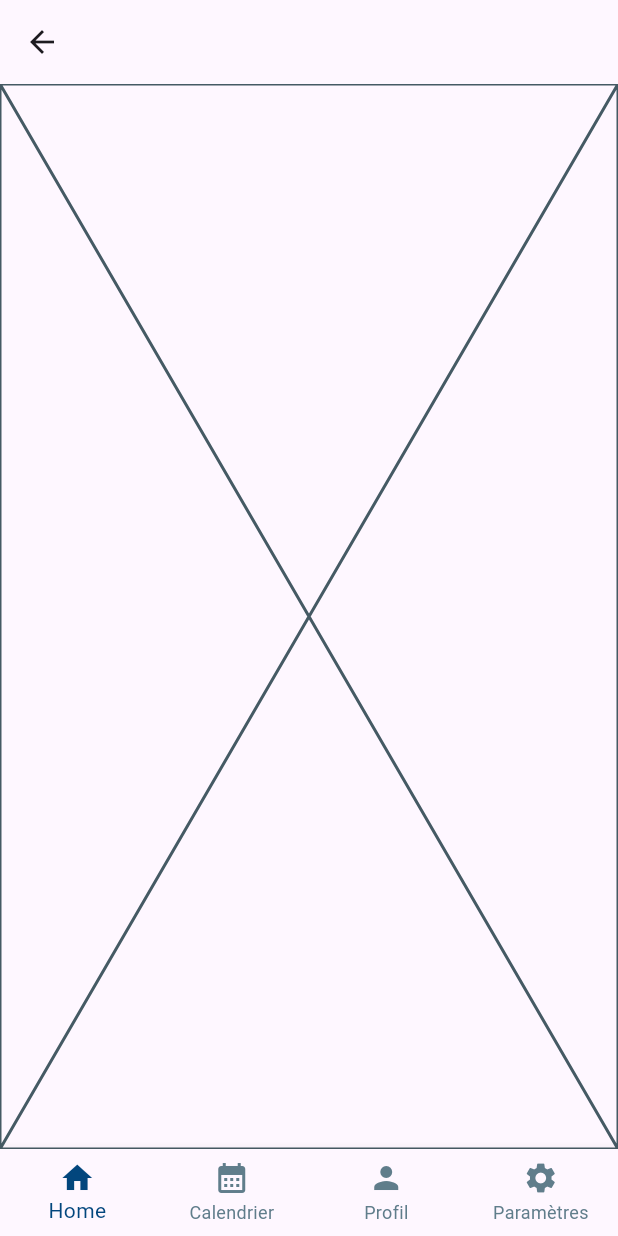
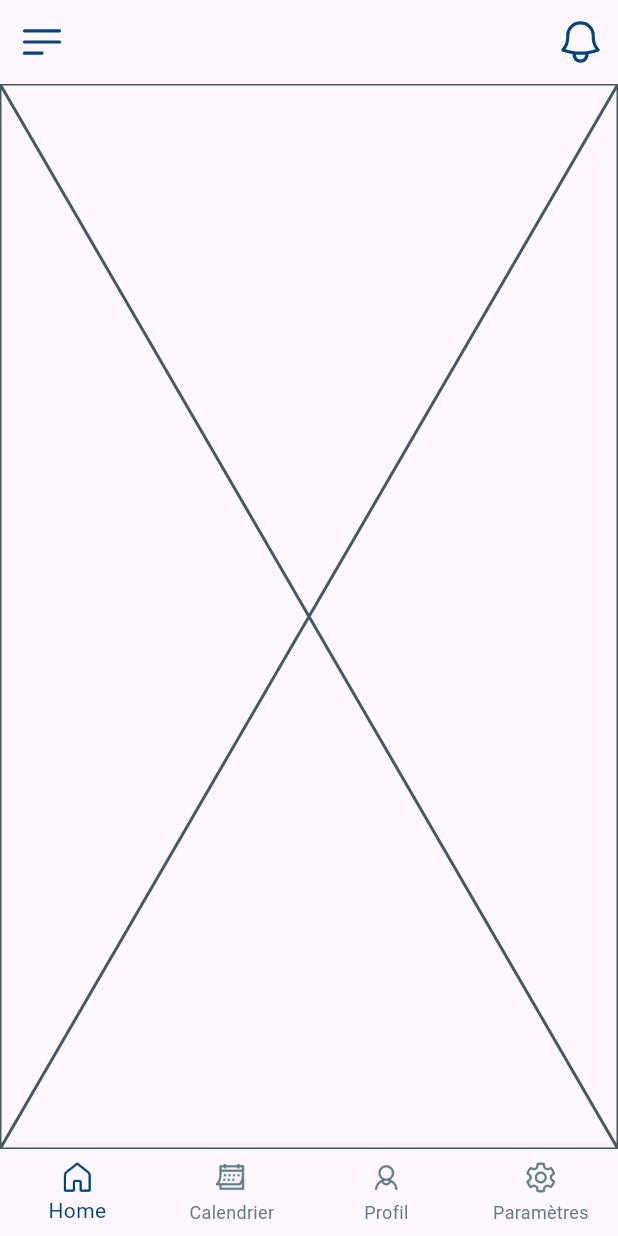
Before and after one commit to hackdave21/rsvapp, a Flutter app: the MainhomeScreen screen opened directly, on a phone screen of 412 x 824 dp. Run offline on Flutter 3.47's test engine with Material 3 defaults, Android fonts, the phone set to English and light mode, and no system bars; our stand-ins replace heroicons.

Commit message:
changement des icones en png

```diff
--- a/lib/mainhome_screen.dart
+++ b/lib/mainhome_screen.dart
@@ -3,6 +3,7 @@ import 'package:rvsapp/pages/calendar_screen.dart';
 import 'package:rvsapp/pages/home_screen.dart';
 import 'package:rvsapp/pages/profile_screen.dart';
 import 'package:rvsapp/pages/settings_screen.dart';
+import 'package:heroicons/heroicons.dart';
 
 class MainhomeScreen extends StatefulWidget {
   const MainhomeScreen({super.key});
@@ -21,7 +22,7 @@ class _MainhomeScreenState extends State<MainhomeScreen> {
     SettingsScreen()
   ];
 
-  void _onItemTapped (int index) {
+  void _onItemTapped(int index) {
     setState(() {
       _selectedIndex = index;
     });
@@ -30,29 +31,73 @@ class _MainhomeScreenState extends State<MainhomeScreen> {
   @override
   Widget build(BuildContext context) {
     return Scaffold(
-      appBar: AppBar(),
-       body: widgetOptions.elementAt(_selectedIndex),
+      appBar: AppBar(
+        leading: HeroIcon(
+          HeroIcons.bars3BottomLeft,
+          color: const Color.fromARGB(255, 2, 70, 125),
+          size: 34,
+        ),
+        actions: [
+          Padding(
+            padding: const EdgeInsets.all(8.0),
+            child: HeroIcon(
+              HeroIcons.bell,
+              color: const Color.fromARGB(255, 2, 70, 125),
+              size: 34,
+            ),
+          ),
+        ],
+      ),
+      body: widgetOptions.elementAt(_selectedIndex),
       bottomNavigationBar: BottomNavigationBar(
         showSelectedLabels: true,
         showUnselectedLabels: true,
         type: BottomNavigationBarType.fixed,
         selectedItemColor: const Color.fromARGB(255, 2, 70, 125),
         unselectedItemColor: Colors.blueGrey,
-        items: const <BottomNavigationBarItem>[
+        items: <BottomNavigationBarItem>[
           BottomNavigationBarItem(
-            icon: Icon(Icons.home),
+            icon: Image.asset(
+              'assets/home.png',
+              width: 24,
+              height: 24,
+              color: _selectedIndex == 0
+                  ? const Color.fromARGB(255, 2, 70, 125)
+                  : Colors.blueGrey,
+            ),
             label: 'Home',
           ),
-           BottomNavigationBarItem(
-            icon: Icon(Icons.calendar_month),
+          BottomNavigationBarItem(
+            icon: Image.asset(
+              'assets/calendar.png',
+              width: 24,
+              height: 24,
+              color: _selectedIndex == 1
+                  ? const Color.fromARGB(255, 2, 70, 125)
+                  : Colors.blueGrey,
+            ),
             label: 'Calendrier',
           ),
           BottomNavigationBarItem(
-            icon: Icon(Icons.person),
+            icon: Image.asset(
+              'assets/user.png',
+              width: 24,
+              height: 24,
+              color: _selectedIndex == 2
+                  ? const Color.fromARGB(255, 2, 70, 125)
+                  : Colors.blueGrey,
+            ),
             label: 'Profil',
           ),
           BottomNavigationBarItem(
-            icon: Icon(Icons.settings),
+            icon: Image.asset(
+              'assets/setting.png',
+              width: 24,
+              height: 24,
+              color: _selectedIndex == 3
+                  ? const Color.fromARGB(255, 2, 70, 125)
+                  : Colors.blueGrey,
+            ),
             label: 'Paramètres',
           ),
         ],
--- a/pubspec.yaml
+++ b/pubspec.yaml
@@ -34,6 +34,7 @@ dependencies:
   # The following adds the Cupertino Icons font to your application.
   # Use with the CupertinoIcons class for iOS style icons.
   cupertino_icons: ^1.0.8
+  heroicons: ^0.11.0
 
 dev_dependencies:
   flutter_test:
@@ -58,9 +59,8 @@ flutter:
   uses-material-design: true
 
   # To add assets to your application, add an assets section, like this:
-  # assets:
-  #   - images/a_dot_burr.jpeg
-  #   - images/a_dot_ham.jpeg
+  assets:
+    - assets/
 
   # An image asset can refer to one or more resolution-specific "variants", see
   # https://flutter.dev/to/resolution-aware-images
```
Also changed, not shown: assets/calendar.png (added), assets/home.png (added), assets/setting.png (added), assets/user.png (added), pubspec.lock.
